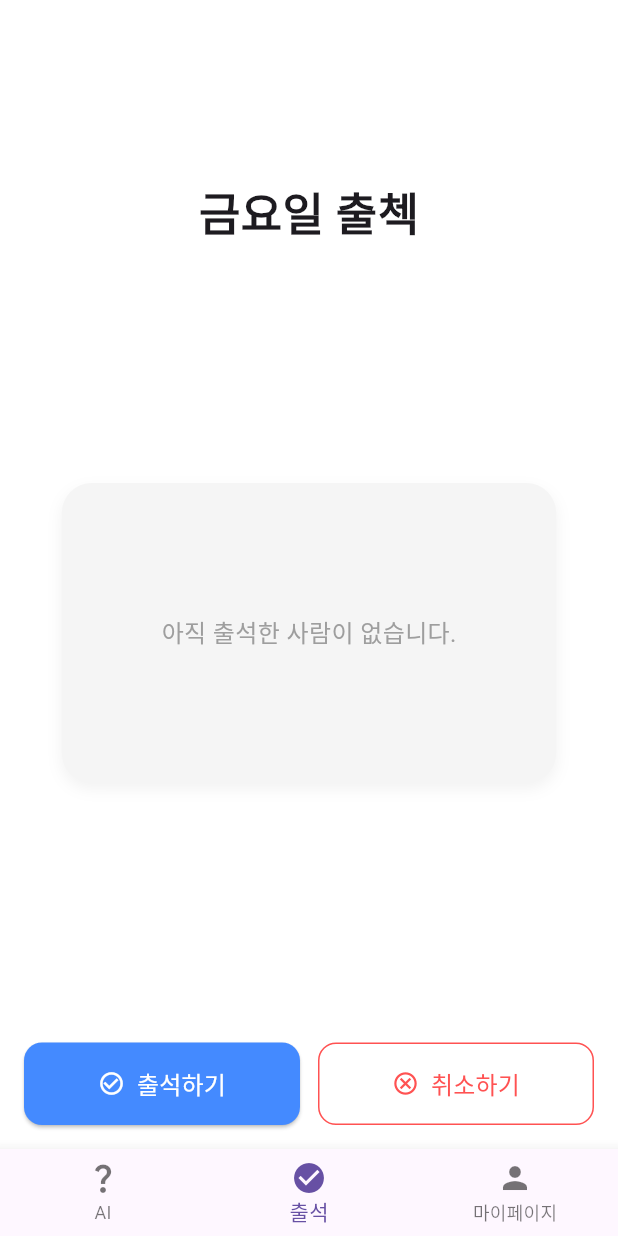
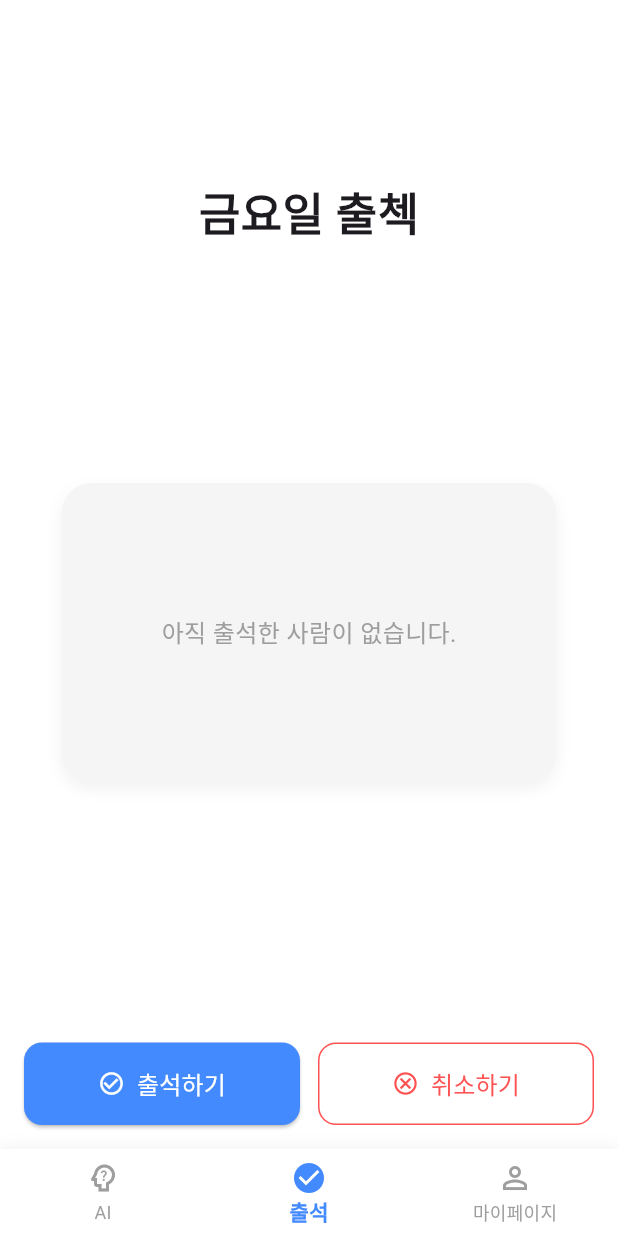
Before and after one commit to ayz1070/youmr_flutter, a Flutter app: the screen it shows after launch, item 2 of the bottom bar chosen, on a phone screen of 412 x 824 dp. Run offline on Flutter 3.47's test engine with Material 3 defaults, Android fonts, the phone set to English and light mode, and no system bars; our stand-ins replace dio, equatable, firebase_auth, firebase_core, firebase_messaging, flutter_dotenv and 8 more; missing offline and left inert: kakao_flutter_sdk; accounts and stored records are empty; generated files the repository leaves out were written again; network calls fail.

Commit message:
[ui] AI 페이지 ui 수정

```diff
--- a/lib/features/home/presentation/page/home_page.dart
+++ b/lib/features/home/presentation/page/home_page.dart
@@ -4,6 +4,8 @@ import 'package:youmr_flutter/features/gemini/presentation/page/gemini_page.dart
 
 import '../../../../core/di/fcm_provider.dart';
 import '../../../attendance/presentation/pages/attendance_page.dart';
+import '../../../my/presentation/page/my_page.dart';
+import '../widget/custom_bottom_nav_bar.dart';
 
 class HomePage extends ConsumerStatefulWidget {
   const HomePage({Key? key}) : super(key: key);
@@ -44,43 +46,10 @@ class _HomePageState extends ConsumerState<HomePage> {
   Widget build(BuildContext context) {
     return Scaffold(
       body: _pages[_selectedIndex],
-      bottomNavigationBar: BottomNavigationBar(
+      bottomNavigationBar: CustomBottomNavBar(
         currentIndex: _selectedIndex,
         onTap: _onItemTapped,
-        items: const [
-          BottomNavigationBarItem(
-            icon: Icon(Icons.question_mark),
-            label: 'AI',
-          ),
-          BottomNavigationBarItem(
-            icon: Icon(Icons.check_circle),
-            label: '출석',
-          ),
-          BottomNavigationBarItem(
-            icon: Icon(Icons.person),
-            label: '마이페이지',
-          ),
-        ],
       ),
     );
   }
 }
-
-// 임시 페이지는 그대로 유지
-class BoardPage extends StatelessWidget {
-  const BoardPage({Key? key}) : super(key: key);
-
-  @override
-  Widget build(BuildContext context) {
-    return const Center(child: Text('게시판 페이지'));
-  }
-}
-
-class MyPage extends StatelessWidget {
-  const MyPage({Key? key}) : super(key: key);
-
-  @override
-  Widget build(BuildContext context) {
-    return const Center(child: Text('마이페이지'));
-  }
-}
--- /dev/null
+++ b/lib/features/home/presentation/widget/custom_bottom_nav_bar.dart
@@ -0,0 +1,56 @@
+import 'package:flutter/material.dart';
+import 'package:youmr_flutter/core/theme/app_colors.dart';
+
+class CustomBottomNavBar extends StatelessWidget {
+  final int currentIndex;
+  final ValueChanged<int> onTap;
+
+  const CustomBottomNavBar({
+    Key? key,
+    required this.currentIndex,
+    required this.onTap,
+  }) : super(key: key);
+
+  @override
+  Widget build(BuildContext context) {
+    return Container(
+      decoration: BoxDecoration(
+        color: Theme.of(context).scaffoldBackgroundColor,
+        boxShadow: [
+          BoxShadow(
+            color: Colors.black.withOpacity(0.06),
+            offset: const Offset(0, -1),
+            blurRadius: 8,
+          ),
+        ],
+      ),
+      child: BottomNavigationBar(
+        currentIndex: currentIndex,
+        onTap: onTap,
+        backgroundColor: Theme.of(context).scaffoldBackgroundColor,
+        type: BottomNavigationBarType.fixed,
+        elevation: 0,
+        selectedItemColor: AppColors.primary,
+        unselectedItemColor: Colors.grey[500],
+        selectedLabelStyle: const TextStyle(fontWeight: FontWeight.w600),
+        items: const [
+          BottomNavigationBarItem(
+            icon: Icon(Icons.psychology_alt_outlined),
+            activeIcon: Icon(Icons.psychology_alt),
+            label: 'AI',
+          ),
+          BottomNavigationBarItem(
+            icon: Icon(Icons.check_circle_outline),
+            activeIcon: Icon(Icons.check_circle),
+            label: '출석',
+          ),
+          BottomNavigationBarItem(
+            icon: Icon(Icons.person_outline),
+            activeIcon: Icon(Icons.person),
+            label: '마이페이지',
+          ),
+        ],
+      ),
+    );
+  }
+}
```
Also changed, not shown: lib/features/gemini/presentation/page/gemini_page.dart (+9 -23 lines), lib/features/gemini/presentation/widget/chat_input_field.dart (added, +54 -0 lines), lib/features/my/presentation/page/my_page.dart (added, +10 -0 lines).
